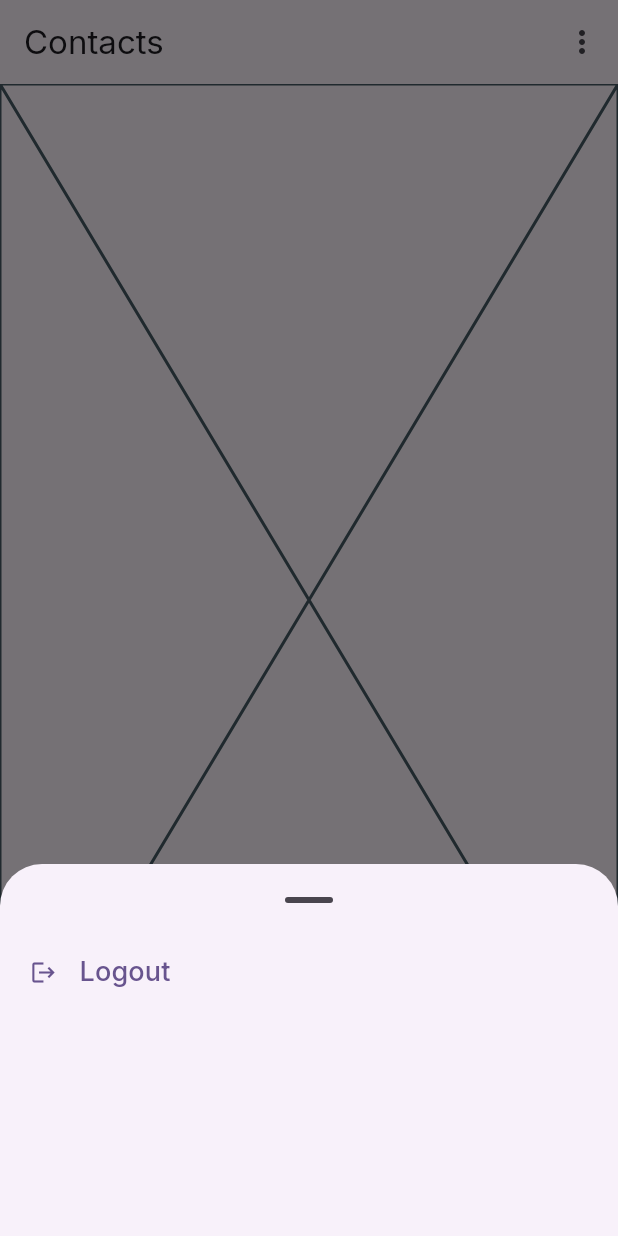
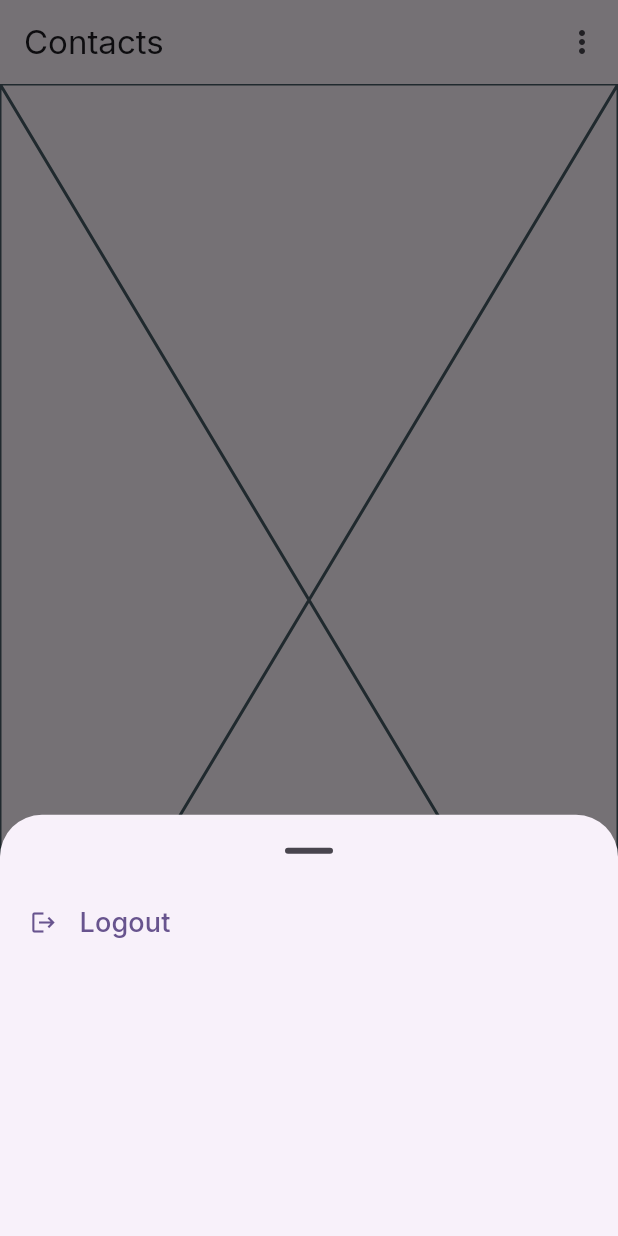
Before and after one commit to fsblaise/blizz_chat, a Flutter app: the HomePage screen opened directly, after a tap on the "more vert" icon, on a phone screen of 412 x 824 dp. Run offline on Flutter 3.47's test engine with Material 2 defaults, Android fonts, the phone set to English and light mode, and no system bars; our stand-ins replace cloud_firestore, firebase_auth, firebase_core, google_fonts; accounts and stored records are empty.

Commit message:
Small changes to the bottom sheet

```diff
--- a/lib/src/widgets/settings_sheet.dart
+++ b/lib/src/widgets/settings_sheet.dart
@@ -18,8 +18,19 @@ class SettingsSheet extends StatelessWidget {
           showModalBottomSheet(
               context: context,
               showDragHandle: true,
+              isDismissible: true,
+              enableDrag: true,
+              isScrollControlled: true,
               builder: (context) {
-                return SizedBox(
+                return DraggableScrollableSheet(
+                  expand: false,
+                  initialChildSize: 0.3,
+                  minChildSize: 0.2,
+                  maxChildSize: 1,
+                  builder: (context, scrollController) => SingleChildScrollView(
+                    // uncomment this when you want resizing capabilities
+                    // controller: scrollController,
+                    child: SizedBox(
                       height: 200,
                       child: Center(
                         child: Column(
@@ -28,6 +39,7 @@ class SettingsSheet extends StatelessWidget {
                             TextButton(
                               onPressed: () async {
                                 await auth.logOut();
+                                Navigator.pop(context);
                                 Navigator.pushAndRemoveUntil(context,
                                     CupertinoPageRoute(builder: (context) => const WelcomePage()), (route) => false);
                               },
@@ -35,6 +47,7 @@ class SettingsSheet extends StatelessWidget {
                                 padding: EdgeInsets.only(left: 8),
                                 child: Row(
                                   children: [
+                                    // TODO: add more buttons later, and also a user segment/options page could come here
                                     Icon(Icons.logout),
                                     SizedBox(
                                       width: 15,
@@ -50,6 +63,8 @@ class SettingsSheet extends StatelessWidget {
                           ],
                         ),
                       ),
+                    ),
+                  ),
                 );
               });
         },
```
Lines whose indentation alone changed are shown as unchanged.
